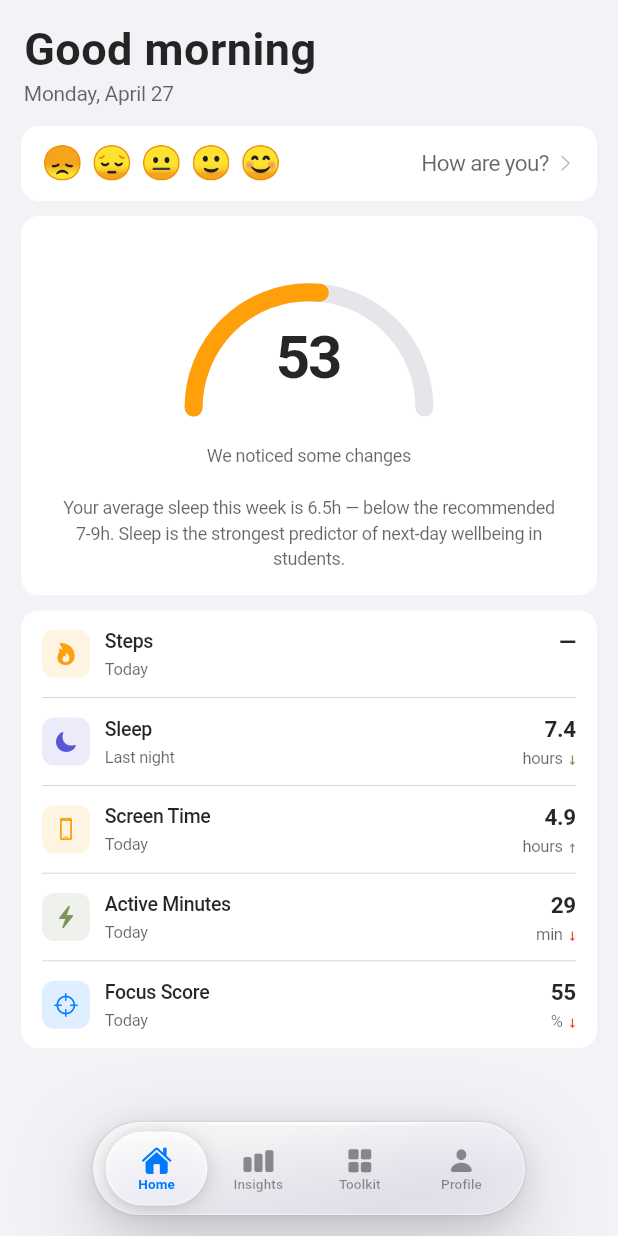
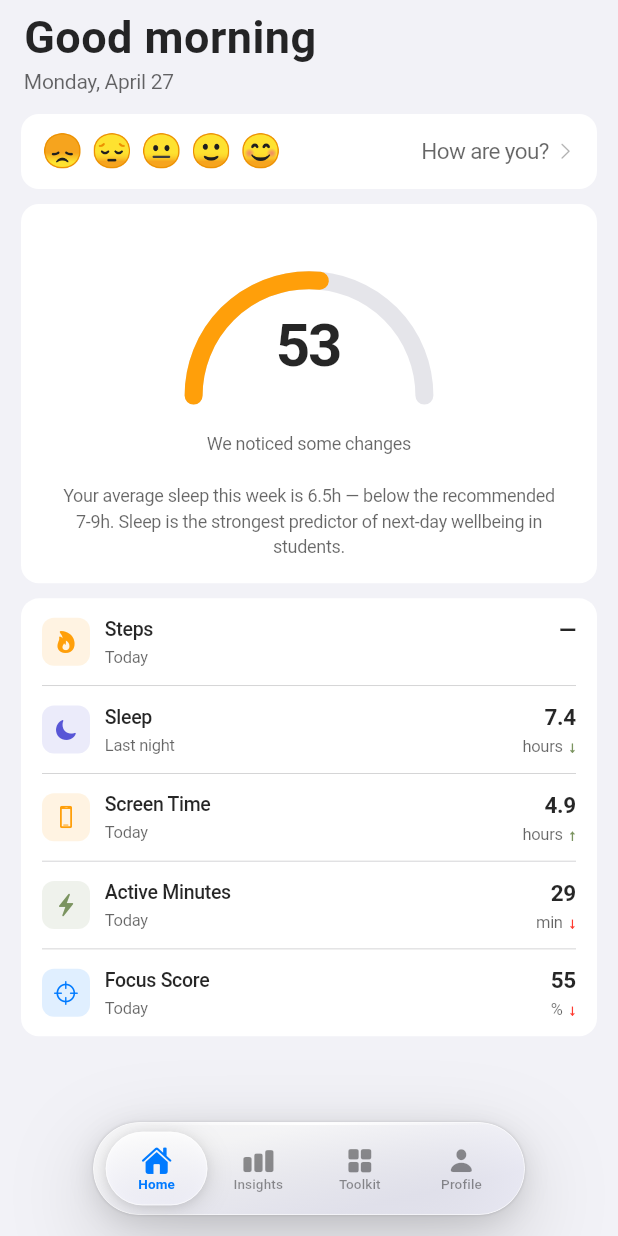
Before and after one commit to lumenworksco/CalmCampus, a Flutter app: the NativeTabHost screen opened directly, on a phone screen of 412 x 824 dp. Run offline on Flutter 3.47's test engine with Material 3 defaults, Android fonts, the phone set to English and light mode, and no system bars; our stand-ins replace flutter_local_notifications, flutter_timezone, hive_flutter, package_info_plus, pedometer, shared_preferences and 1 more; missing offline and left inert: app_usage, flutter_activity_recognition, health; accounts and stored records are empty.

Commit message:
Adding less spacing

```diff
--- a/lib/navigation/native_tab_host.dart
+++ b/lib/navigation/native_tab_host.dart
@@ -62,10 +62,10 @@ class _NativeTabHostState extends State<NativeTabHost> {
   int _currentIndex = 0;
 
   static const _screens = <Widget>[
-    DashboardScreen(),
-    InsightsScreen(),
-    ToolkitScreen(),
-    ProfileScreen(),
+    RepaintBoundary(child: DashboardScreen()),
+    RepaintBoundary(child: InsightsScreen()),
+    RepaintBoundary(child: ToolkitScreen()),
+    RepaintBoundary(child: ProfileScreen()),
   ];
 
   @override
--- a/lib/screens/dashboard_screen.dart
+++ b/lib/screens/dashboard_screen.dart
@@ -246,7 +246,7 @@ class _DashboardScreenState extends State<DashboardScreen> {
               children: [
                 // -- Header --
                 Padding(
-                  padding: EdgeInsets.fromLTRB(16, topPadding + 16, 16, 0),
+                  padding: EdgeInsets.fromLTRB(16, topPadding + 8, 16, 0),
                   child: Column(
                     crossAxisAlignment: CrossAxisAlignment.start,
                     children: [
--- a/lib/screens/insights_screen.dart
+++ b/lib/screens/insights_screen.dart
@@ -81,7 +81,7 @@ class _InsightsScreenState extends State<InsightsScreen> {
           children: [
             // -- Large title header --
             Padding(
-              padding: EdgeInsets.fromLTRB(16, topPadding + 16, 16, 2),
+              padding: EdgeInsets.fromLTRB(16, topPadding + 8, 16, 2),
               child: const Text(
                 'Insights',
                 style: TextStyle(
--- a/lib/screens/profile_screen.dart
+++ b/lib/screens/profile_screen.dart
@@ -37,7 +37,7 @@ class ProfileScreen extends StatelessWidget {
           children: [
             // -- Header with settings gear --
             Padding(
-              padding: EdgeInsets.fromLTRB(16, topPadding + 16, 14, 0),
+              padding: EdgeInsets.fromLTRB(16, topPadding + 8, 14, 0),
               child: Row(
                 children: [
                   const Expanded(
--- a/lib/screens/toolkit_screen.dart
+++ b/lib/screens/toolkit_screen.dart
@@ -106,7 +106,7 @@ class ToolkitScreen extends StatelessWidget {
 
     return SingleChildScrollView(
       padding: EdgeInsets.only(
-          top: topPad + 16, bottom: tabBarBottomPadding(context)),
+          top: topPad + 8, bottom: tabBarBottomPadding(context)),
       child: Column(
         crossAxisAlignment: CrossAxisAlignment.start,
         children: [
```
Also changed, not shown: 1 other file.
